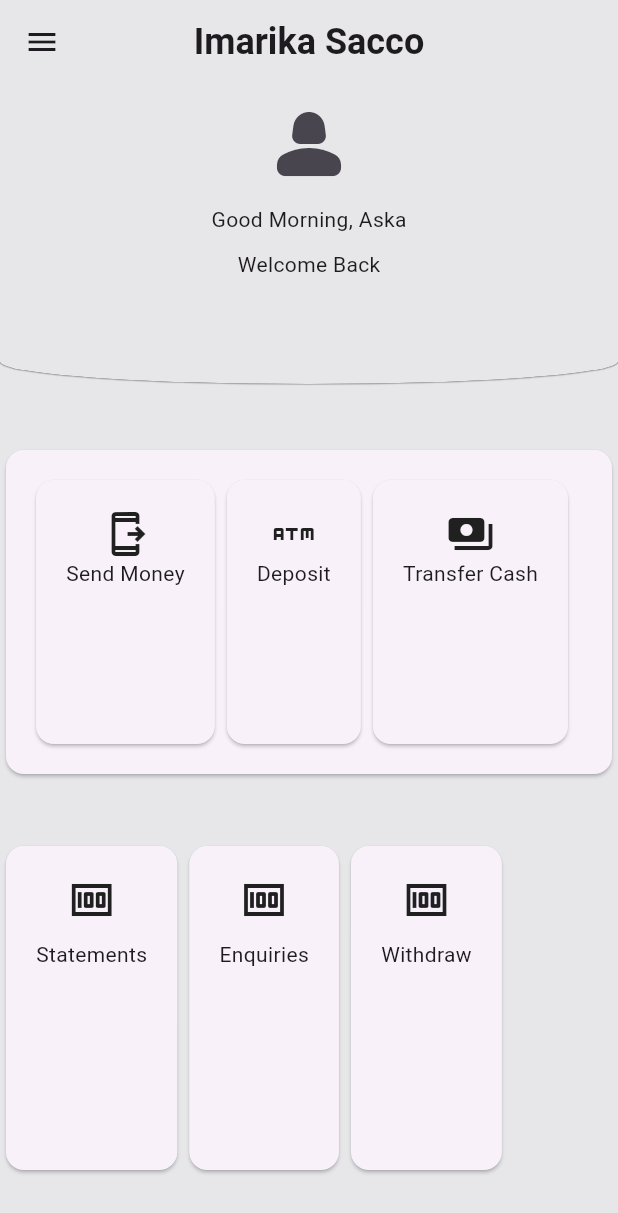
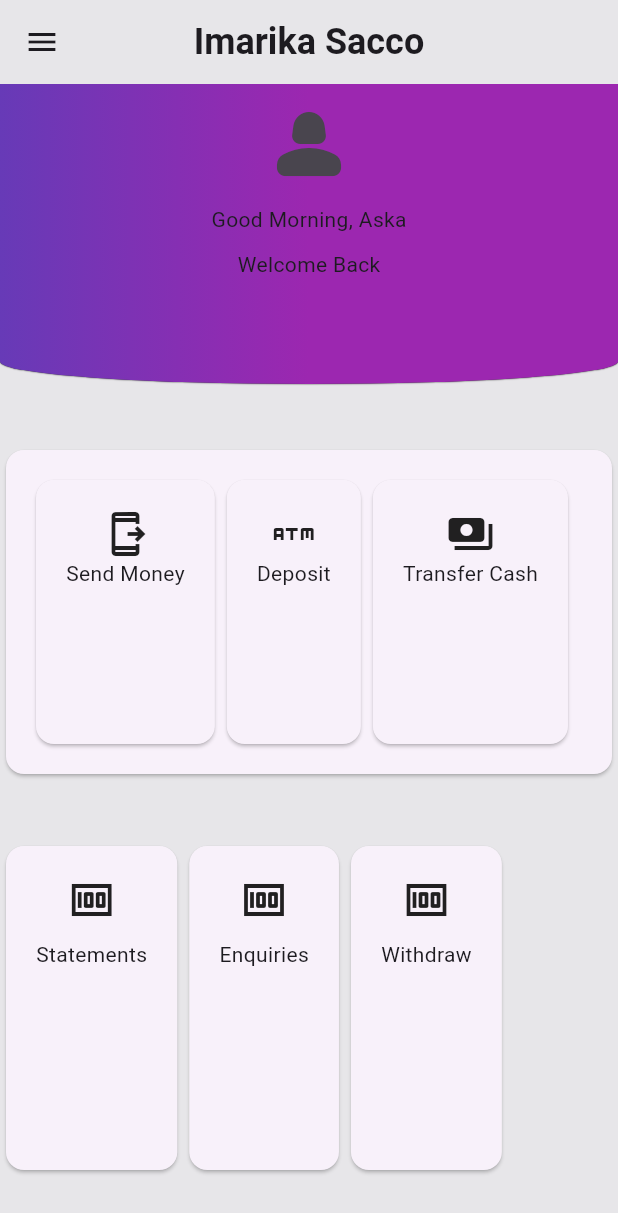
Before and after one commit to azicha/imarika_sacco_mobile_app, a Flutter app: the HomeDetails screen opened directly, on a phone screen of 412 x 824 dp. Shown: the top 1213 px of the screen. Run offline on Flutter 3.47's test engine with Material 3 defaults, Android fonts, the phone set to English and light mode, and no system bars; our stand-ins replace another_flutter_splash_screen.

Commit message:
Code Refactoring

```diff
--- a/lib/home_details.dart
+++ b/lib/home_details.dart
@@ -45,6 +45,12 @@ class HomeDetails extends StatelessWidget {
                 bottom:
                     Radius.elliptical(MediaQuery.of(context).size.width, 30.0),
               ),
+              gradient: const LinearGradient(
+                  colors: [Colors.deepPurple, Colors.purple],
+                  begin: FractionalOffset(0.0, 0.0),
+                  end: FractionalOffset(0.5, 0.0),
+                  stops: [0.0, 1.0],
+                  tileMode: TileMode.clamp),
             ),
             child: Column(
               children: [
```
Also changed, not shown: lib/enquiries_page.dart (+33 -8 lines).
